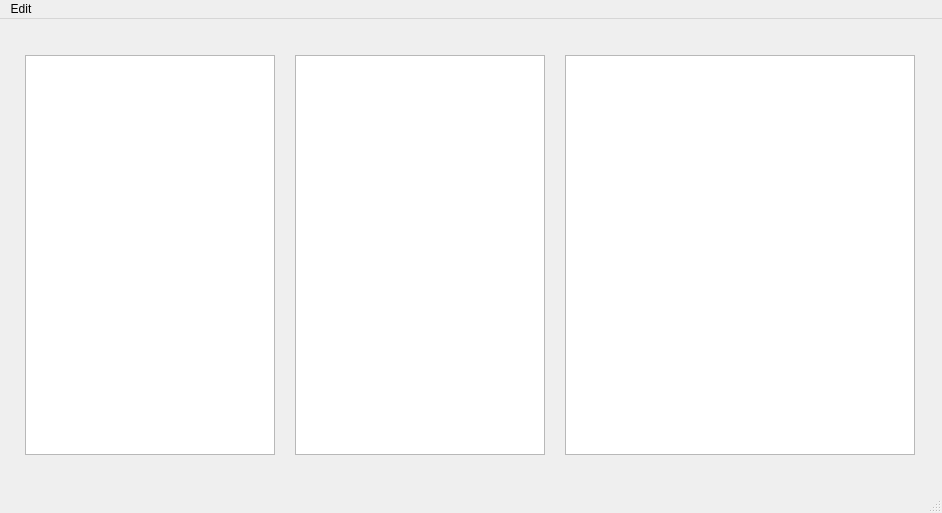
Qt form mainwindow.ui (pureooze/PodcastFeed) before a commit.
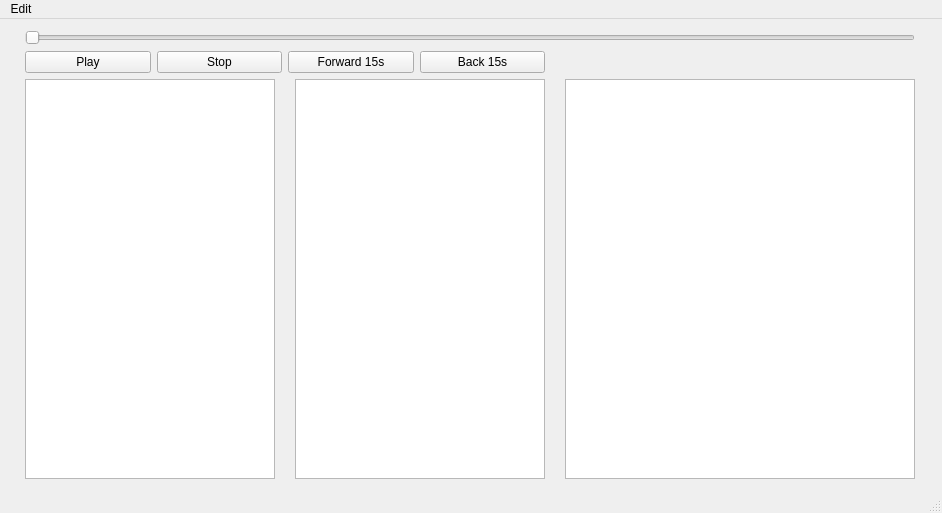
The same form after that commit.

Commit message:
episodeList and description are now implemented
Also skeleton for implementing audio is there, and episodeFile
retrieves the episode link…

Patch:
```diff
--- a/mainwindow.ui
+++ b/mainwindow.ui
@@ -15,8 +15,88 @@
   </property>
   <widget class="QWidget" name="centralWidget">
    <layout class="QGridLayout" name="gridLayout">
-    <item row="0" column="2">
-     <widget class="QTextEdit" name="Description">
+    <item row="0" column="0" colspan="3">
+     <widget class="QSlider" name="audioSlider">
+      <property name="orientation">
+       <enum>Qt::Horizontal</enum>
+      </property>
+     </widget>
+    </item>
+    <item row="1" column="0" colspan="2">
+     <layout class="QHBoxLayout" name="horizontalLayout">
+      <item>
+       <widget class="QPushButton" name="playPauseAudio">
+        <property name="text">
+         <string>Play</string>
+        </property>
+       </widget>
+      </item>
+      <item>
+       <widget class="QPushButton" name="stopAudio">
+        <property name="text">
+         <string>Stop</string>
+        </property>
+       </widget>
+      </item>
+      <item>
+       <widget class="QPushButton" name="skipForward">
+        <property name="text">
+         <string>Forward 15s</string>
+        </property>
+       </widget>
+      </item>
+      <item>
+       <widget class="QPushButton" name="skipBackward">
+        <property name="text">
+         <string>Back 15s</string>
+        </property>
+       </widget>
+      </item>
+     </layout>
+    </item>
+    <item row="2" column="0">
+     <widget class="QListWidget" name="PodcastList">
+      <property name="minimumSize">
+       <size>
+        <width>250</width>
+        <height>400</height>
+       </size>
+      </property>
+      <property name="maximumSize">
+       <size>
+        <width>250</width>
+        <height>400</height>
+       </size>
+      </property>
+      <property name="wordWrap">
+       <bool>true</bool>
+      </property>
+     </widget>
+    </item>
+    <item row="2" column="1">
+     <widget class="QListWidget" name="EpisodeList">
+      <property name="minimumSize">
+       <size>
+        <width>250</width>
+        <height>400</height>
+       </size>
+      </property>
+      <property name="maximumSize">
+       <size>
+        <width>250</width>
+        <height>400</height>
+       </size>
+      </property>
+      <property name="isWrapping" stdset="0">
+       <bool>false</bool>
+      </property>
+      <property name="wordWrap">
+       <bool>true</bool>
+      </property>
+     </widget>
+    </item>
+    <item row="2" column="2">
+     <widget class="QTextBrowser" name="Description">
       <property name="minimumSize">
        <size>
         <width>350</width>
@@ -37,38 +117,6 @@
       </property>
      </widget>
     </item>
-    <item row="0" column="0">
-     <widget class="QListWidget" name="PodcastList">
-      <property name="minimumSize">
-       <size>
-        <width>250</width>
-        <height>400</height>
-       </size>
-      </property>
-      <property name="maximumSize">
-       <size>
-        <width>250</width>
-        <height>400</height>
-       </size>
-      </property>
-     </widget>
-    </item>
-    <item row="0" column="1">
-     <widget class="QListWidget" name="EpisodeList">
-      <property name="minimumSize">
-       <size>
-        <width>250</width>
-        <height>400</height>
-       </size>
-      </property>
-      <property name="maximumSize">
-       <size>
-        <width>250</width>
-        <height>400</height>
-       </size>
-      </property>
-     </widget>
-    </item>
    </layout>
   </widget>
   <widget class="QMenuBar" name="menuBar">
```
Left out of the diff: 2 changed lines with no effect on the pictures. The commit also changes 3 other files.
